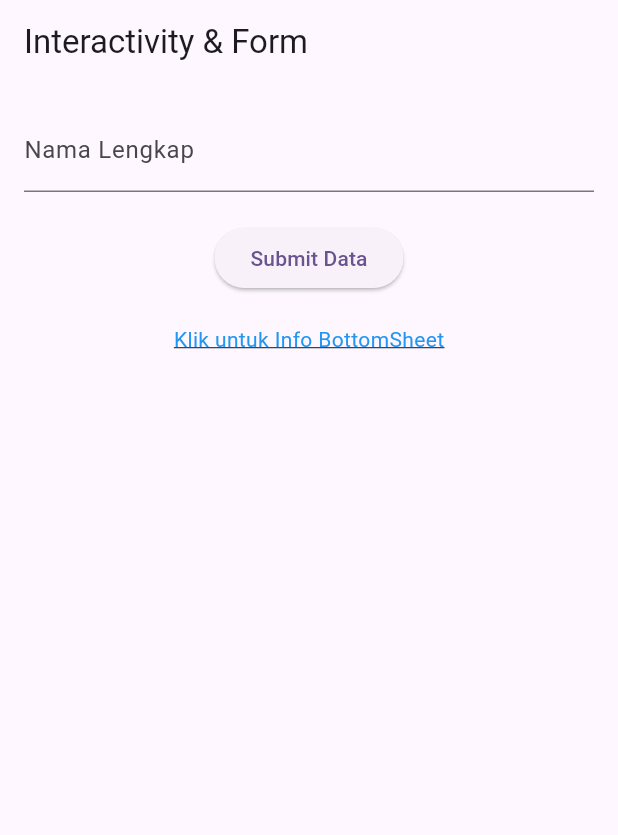
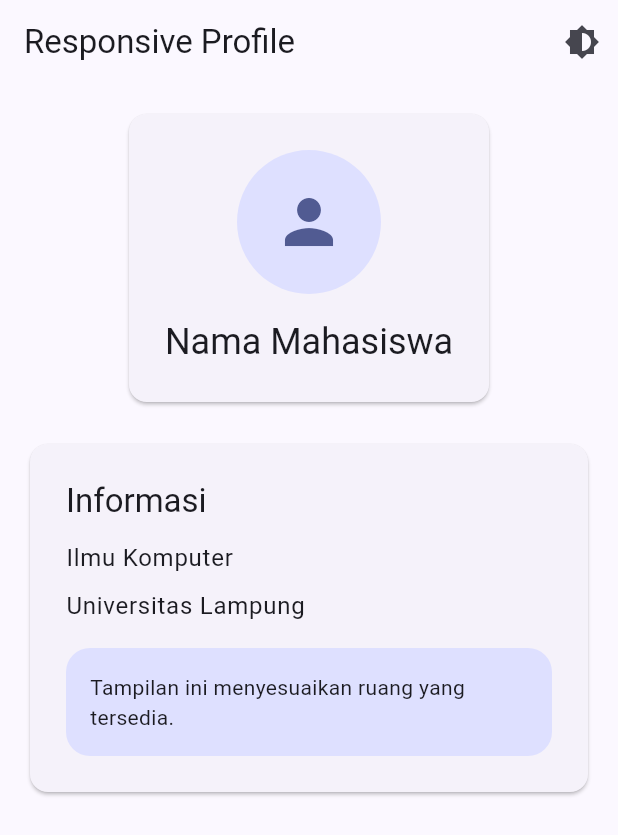
Before and after one commit to defina-ra/prak-mobilelanjut-2407051023, a Flutter app: the screen it shows after launch, on a phone screen of 412 x 824 dp. Shown: the top 835 px of the screen. Run offline on Flutter 3.47's test engine with Material 3 defaults, Android fonts, the phone set to English and light mode, and no system bars.

Commit message:
Pertemuan 5: Adaptive Responsive Design and Theming

```diff
--- /dev/null
+++ b/lib/app_theme.dart
@@ -0,0 +1,19 @@
+import 'package:flutter/material.dart';
+
+class AppTheme {
+  static final ThemeData lightTheme = ThemeData(
+    useMaterial3: true,
+    colorScheme: ColorScheme.fromSeed(
+      seedColor: Colors.indigo,
+      brightness: Brightness.light,
+    ),
+  );
+
+  static final ThemeData darkTheme = ThemeData(
+    useMaterial3: true,
+    colorScheme: ColorScheme.fromSeed(
+      seedColor: Colors.indigo,
+      brightness: Brightness.dark,
+    ),
+  );
+}
--- a/lib/main.dart
+++ b/lib/main.dart
@@ -1,22 +1,39 @@
 import 'package:flutter/material.dart';
-import 'form_widget.dart';
+import 'app_theme.dart';
+import 'responsive_profile.dart';
 
 void main() {
   runApp(const MyApp());
 }
 
-class MyApp extends StatelessWidget {
+class MyApp extends StatefulWidget {
   const MyApp({super.key});
+
+  @override
+  State<MyApp> createState() => _MyAppState();
+}
+
+class _MyAppState extends State<MyApp> {
+  ThemeMode themeMode = ThemeMode.light;
+
+  void toggleTheme() {
+    setState(() {
+      themeMode =
+          themeMode == ThemeMode.light ? ThemeMode.dark : ThemeMode.light;
+    });
+  }
 
   @override
   Widget build(BuildContext context) {
     return MaterialApp(
-      title: 'Praktikum Mobile Lanjut',
-      theme: ThemeData(
-        colorScheme: ColorScheme.fromSeed(seedColor: Colors.deepPurple),
-        useMaterial3: true,
+      debugShowCheckedModeBanner: false,
+      title: 'Responsive Profile',
+      theme: AppTheme.lightTheme,
+      darkTheme: AppTheme.darkTheme,
+      themeMode: themeMode,
+      home: ResponsiveProfilePage(
+        onThemeChanged: toggleTheme,
       ),
-      home: const FormWidget(),
     );
   }
 }
--- /dev/null
+++ b/lib/responsive_profile.dart
@@ -0,0 +1,135 @@
+import 'package:flutter/material.dart';
+
+class ResponsiveProfilePage extends StatelessWidget {
+  final VoidCallback onThemeChanged;
+
+  const ResponsiveProfilePage({
+    super.key,
+    required this.onThemeChanged,
+  });
+
+  @override
+  Widget build(BuildContext context) {
+    final size = MediaQuery.of(context).size;
+
+    return Scaffold(
+      appBar: AppBar(
+        title: const Text('Responsive Profile'),
+        actions: [
+          IconButton(
+            onPressed: onThemeChanged,
+            icon: const Icon(Icons.brightness_6),
+          ),
+        ],
+      ),
+      body: Padding(
+        padding: EdgeInsets.all(size.width < 600 ? 16 : 32),
+        child: LayoutBuilder(
+          builder: (context, constraints) {
+            return OrientationBuilder(
+              builder: (context, orientation) {
+                final isWide = constraints.maxWidth >= 600 ||
+                    orientation == Orientation.landscape;
+
+                return isWide
+                    ? const Row(
+                        crossAxisAlignment: CrossAxisAlignment.start,
+                        children: [
+                          Expanded(child: _ProfileHeader()),
+                          SizedBox(width: 24),
+                          Expanded(child: _ProfileInfo()),
+                        ],
+                      )
+                    : const Column(
+                        children: [
+                          _ProfileHeader(),
+                          SizedBox(height: 20),
+                          _ProfileInfo(),
+                        ],
+                      );
+              },
+            );
+          },
+        ),
+      ),
+    );
+  }
+}
+
+class _ProfileHeader extends StatelessWidget {
+  const _ProfileHeader();
+
+  @override
+  Widget build(BuildContext context) {
+    return Card(
+      child: Padding(
+        padding: const EdgeInsets.all(24),
+        child: Column(
+          children: [
+            CircleAvatar(
+              radius: 48,
+              child: Icon(
+                Icons.person,
+                size: 48,
+                color: Theme.of(context).colorScheme.primary,
+              ),
+            ),
+            const SizedBox(height: 16),
+            Text(
+              'Nama Mahasiswa',
+              style: Theme.of(context).textTheme.headlineSmall,
+              textAlign: TextAlign.center,
+            ),
+          ],
+        ),
+      ),
+    );
+  }
+}
+
+class _ProfileInfo extends StatelessWidget {
+  const _ProfileInfo();
+
+  @override
+  Widget build(BuildContext context) {
+    final scheme = Theme.of(context).colorScheme;
+
+    return Card(
+      child: Padding(
+        padding: const EdgeInsets.all(24),
+        child: Column(
+          crossAxisAlignment: CrossAxisAlignment.start,
+          children: [
+            Text(
+              'Informasi',
+              style: Theme.of(context).textTheme.titleLarge,
+            ),
+            const SizedBox(height: 12),
+            Text(
+              'Ilmu Komputer',
+              style: Theme.of(context).textTheme.bodyLarge,
+            ),
+            const SizedBox(height: 8),
+            Text(
+              'Universitas Lampung',
+              style: Theme.of(context).textTheme.bodyLarge,
+            ),
+            const SizedBox(height: 16),
+            Container(
+              width: double.infinity,
+              padding: const EdgeInsets.all(16),
+              decoration: BoxDecoration(
+                color: scheme.primaryContainer,
+                borderRadius: BorderRadius.circular(16),
+              ),
+              child: Text(
+                'Tampilan ini menyesuaikan ruang yang tersedia.',
+                style: Theme.of(context).textTheme.bodyMedium,
+              ),
+            ),
+          ],
+        ),
+      ),
+    );
+  }
+}
```
Also changed, not shown: lib/login_widget.dart (added, +116 -0 lines), pubspec.yaml (+11 -0 lines), assets/fonts/poppins-black.ttf (added), assets/images/profile.jpeg (added), pubspec.lock, 7 other files.
